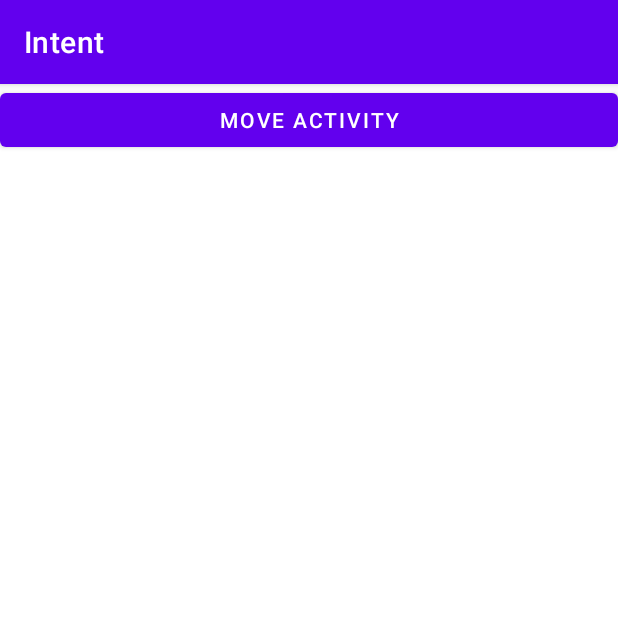
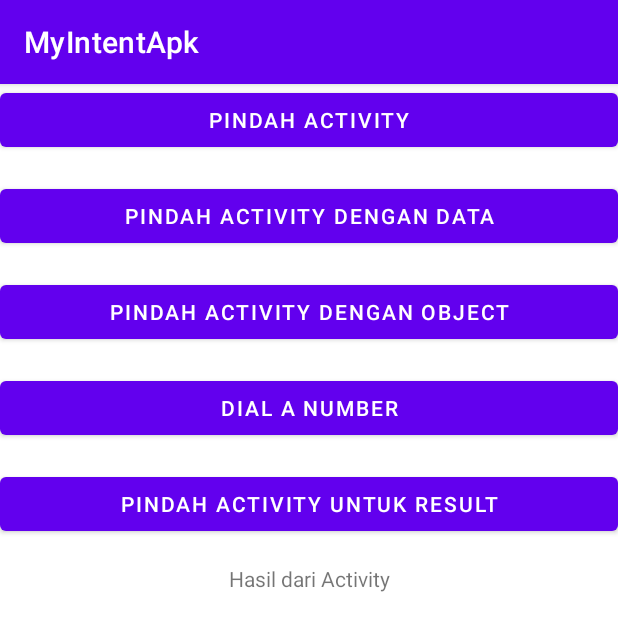
Before and after one commit to Ilhamjamal785/Intent, an Android app: the screen it shows after launch (MainActivity), on a phone screen of 412 x 824 dp. Shown: the top 631 px of the screen. Run offline under Robolectric (Android 15) with nearby library versions, the phone set to English and light mode, and no system bars.

Commit message:
Modul Intent

```diff
--- a/app/src/main/java/com/ilham/intent/MainActivity.kt
+++ b/app/src/main/java/com/ilham/intent/MainActivity.kt
@@ -1,18 +1,45 @@
 package com.ilham.intent
 
+import android.annotation.SuppressLint
 import android.content.Intent
+import android.net.Uri
 import androidx.appcompat.app.AppCompatActivity
 import android.os.Bundle
 import android.view.View
 import android.widget.Button
+import android.widget.TextView
 
 class MainActivity : AppCompatActivity(), View.OnClickListener {
+    private lateinit var tvResult: TextView
+    @SuppressLint("MissingInflatedId")
     override fun onCreate(savedInstanceState: Bundle?) {
         super.onCreate(savedInstanceState)
         setContentView(R.layout.activity_main)
 
         val btnMoveActivity : Button = findViewById(R.id.btn_move_activity)
         btnMoveActivity.setOnClickListener(this)
+
+        val btnMoveWithDataActivity : Button = findViewById(R.id.btn_move_activity_with_data)
+        btnMoveWithDataActivity.setOnClickListener(this)
+
+        val btnDialPhone : Button = findViewById(R.id.btn_dial_number)
+        btnDialPhone.setOnClickListener(this)
+
+        val btnMoveWithObject : Button = findViewById(R.id.btn_move_activity_with_object)
+        btnMoveWithObject.setOnClickListener(this)
+
+        val btnMoveWithResult : Button = findViewById(R.id.btn_move_activity_with_result)
+        btnMoveWithResult.setOnClickListener(this)
+
+        tvResult = findViewById(R.id.tv_result)
+
+        if (intent.extras != null){
+            val hasil = intent.getIntExtra(MoveForResultActivity.EXTRA_SELECTED_VALUE,0)
+            val text = "Hasil : $hasil"
+            tvResult.setText(text)
+        }
+
+
     }
 
     override fun onClick(v: View?) {
@@ -21,6 +48,27 @@ class MainActivity : AppCompatActivity(), View.OnClickListener {
                 val moveIntent = Intent(this@MainActivity, MoveActivity::class.java)
                 startActivity(moveIntent)
             }
+            R.id.btn_move_activity_with_data -> {
+                val moveWithDataIntent = Intent(this@MainActivity, MoveWithDataActivity::class.java)
+                moveWithDataIntent.putExtra(MoveWithDataActivity.EXTRA_NAME, "Ilham")
+                moveWithDataIntent.putExtra(MoveWithDataActivity.EXTRA_AGE, 30)
+                startActivity(moveWithDataIntent)
+            }
+            R.id.btn_dial_number -> {
+                val phoneNumber = "08123445677"
+                val dialPhoneIntent = Intent(Intent.ACTION_DIAL, Uri.parse("tel:$phoneNumber"))
+                startActivity(dialPhoneIntent)
+            }
+            R.id.btn_move_activity_with_object -> {
+                val person = Person("Ilham","jamal@gmail.com", "Malang")
+                val moveWithObjectActivity = Intent(this@MainActivity, MoveWithObjectActivity::class.java)
+                moveWithObjectActivity.putExtra(MoveWithObjectActivity.EXTRA_PERSON, person)
+                startActivity(moveWithObjectActivity)
+            }
+            R.id.btn_move_activity_with_result-> {
+                val moveFarResultIntent = Intent (this@MainActivity, MoveForResultActivity::class.java)
+                startActivity(moveFarResultIntent)
+            }
         }
     }
 }
--- a/app/src/main/res/layout/activity_main.xml
+++ b/app/src/main/res/layout/activity_main.xml
@@ -9,5 +9,43 @@
         android:id="@+id/btn_move_activity"
         android:layout_width="match_parent"
         android:layout_height="wrap_content"
-        android:text="Move Activity" />
+        android:layout_marginBottom="@dimen/activity_vertical_margin"
+        android:text="@string/move_activity"/>
+
+    <Button
+        android:id="@+id/btn_move_activity_with_data"
+        android:layout_width="match_parent"
+        android:layout_height="wrap_content"
+        android:layout_marginBottom="@dimen/activity_vertical_margin"
+        android:text="@string/move_with_data" />
+
+    <Button
+        android:id="@+id/btn_move_activity_with_object"
+        android:layout_width="match_parent"
+        android:layout_height="wrap_content"
+        android:layout_marginBottom="@dimen/activity_vertical_margin"
+        android:text="@string/move_with_object" />
+
+    <Button
+        android:id="@+id/btn_dial_number"
+        android:layout_width="match_parent"
+        android:layout_height="wrap_content"
+        android:layout_marginBottom="@dimen/activity_vertical_margin"
+        android:text="@string/dial_number" />
+
+    <Button
+        android:id="@+id/btn_move_activity_with_result"
+        android:layout_width="match_parent"
+        android:layout_height="wrap_content"
+        android:layout_marginBottom="@dimen/activity_vertical_margin"
+        android:text="@string/move_with_result" />
+
+    <TextView
+        android:id="@+id/tv_result"
+        android:layout_width="match_parent"
+        android:layout_height="wrap_content"
+        android:layout_marginBottom="24sp"
+        android:gravity="center"
+        android:text="@string/result_from_activity" />
+
 </LinearLayout>
--- a/app/src/main/res/values/strings.xml
+++ b/app/src/main/res/values/strings.xml
@@ -1,5 +1,5 @@
 <resources>
-    <string name="app_name">Intent</string>
+    <string name="app_name">MyIntentApk</string>
     <string name="move_activity">Pindah Activity</string>
     <string name="move_with_data">Pindah Activity dengan Data</string>
     <string name="move_with_object">Pindah Activity dengan Object</string>
```
Also changed, not shown: app/src/main/AndroidManifest.xml (+28 -0 lines), app/src/main/java/com/ilham/intent/MoveForResultActivity.kt (added, +53 -0 lines), app/src/main/java/com/ilham/intent/MoveWithDataActivity.kt (added, +24 -0 lines), app/src/main/java/com/ilham/intent/MoveWithDataObject.kt (added, +11 -0 lines), app/src/main/java/com/ilham/intent/MoveWithObjectActivity.kt (added, +25 -0 lines), app/src/main/java/com/ilham/intent/Person.kt (added, +37 -0 lines), app/src/main/res/layout/activity_move_for_result.xml (added, +55 -0 lines), app/src/main/res/layout/activity_move_with_data.xml (added, +18 -0 lines), app/src/main/res/layout/activity_move_with_data_object.xml (added, +9 -0 lines), app/src/main/res/layout/activity_move_with_object.xml (added, +20 -0 lines).
